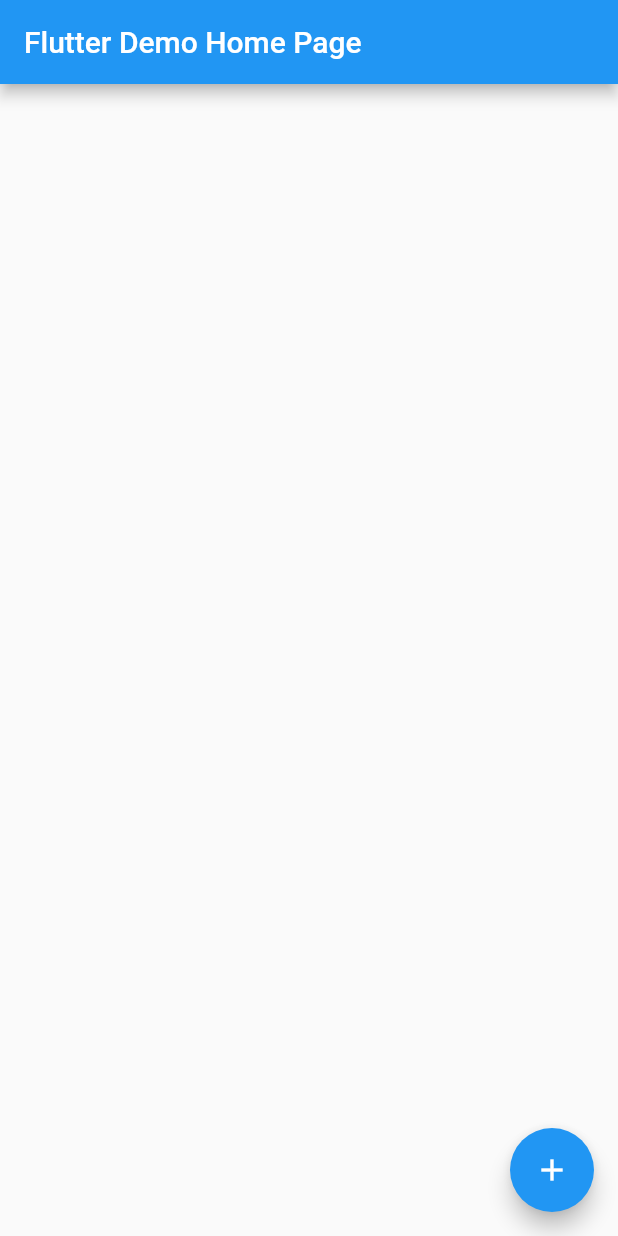
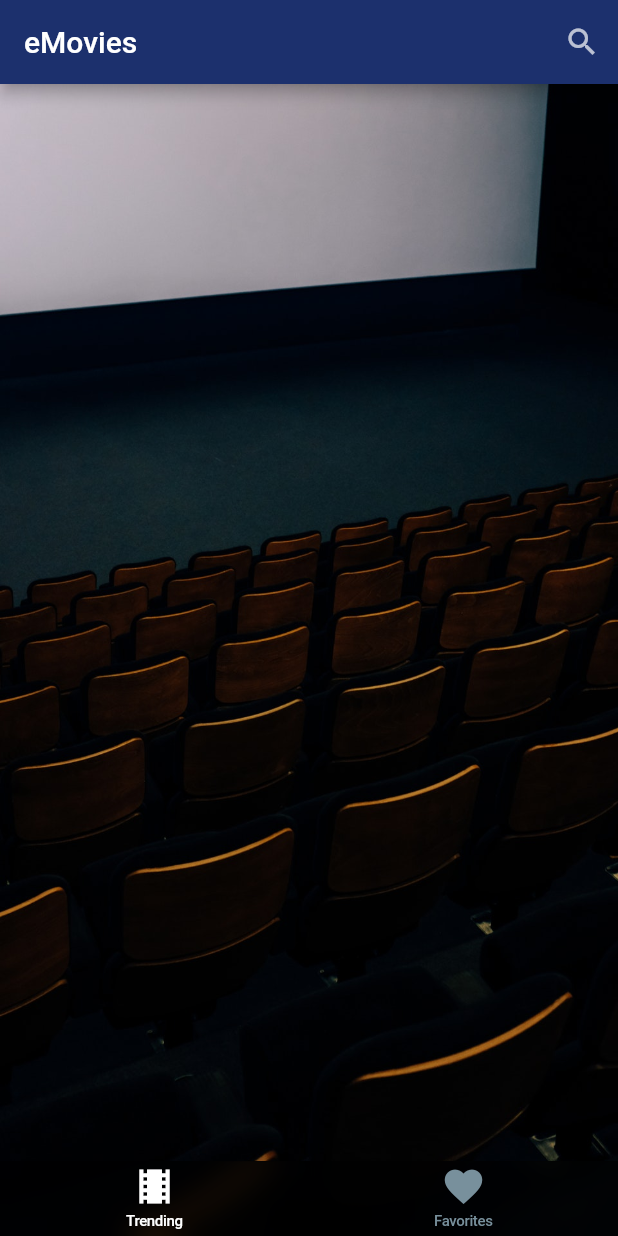
Before and after one commit to melhamin/eMovies, a Flutter app: the screen it shows after launch, on a phone screen of 412 x 824 dp. Run offline on Flutter 3.47's test engine with Material 2 defaults, Android fonts, the phone set to English and light mode, and no system bars.

Commit message:
worked on UI(added bottom tab bar, app bar...)

```diff
--- a/lib/main.dart
+++ b/lib/main.dart
@@ -1,4 +1,6 @@
 import 'package:flutter/material.dart';
+
+import 'package:e_movies/pages/main_page.dart';
 
 void main() {
   runApp(MyApp());
@@ -9,42 +11,14 @@ class MyApp extends StatelessWidget {
   @override
   Widget build(BuildContext context) {
     return MaterialApp(
-      title: 'Flutter Demo',
+      title: 'eMovies',
       theme: ThemeData(
-        primarySwatch: Colors.blue,
+        primaryColor: Color(0xFF1C306D),
+        accentColor: Color(0xFFFFAD32),
+        scaffoldBackgroundColor: Colors.transparent,
       ),
-      home: MyHomePage(title: 'Flutter Demo Home Page'),
+      home: MainPage(),
+      debugShowCheckedModeBanner: false,
     );
   }
 }
-
-class MyHomePage extends StatefulWidget {
-  MyHomePage({Key key, this.title}) : super(key: key);
-
-  final String title;
-
-  @override
-  _MyHomePageState createState() => _MyHomePageState();
-}
-
-class _MyHomePageState extends State<MyHomePage> {
-
-  @override
-  Widget build(BuildContext context) {
-    return Scaffold(
-      appBar: AppBar(
-        title: Text(widget.title),
-      ),
-      body: Center(
-        child: Column(
-
-        ),
-      ),
-      floatingActionButton: FloatingActionButton(
-        onPressed: (){},
-        tooltip: 'Increment',
-        child: Icon(Icons.add),
-      ),
-    );
-  }
-}
--- /dev/null
+++ b/lib/pages/all_movies_page.dart
@@ -0,0 +1,9 @@
+import 'package:flutter/material.dart';
+class AllMoviesPage extends StatelessWidget {
+  @override
+  Widget build(BuildContext context) {
+    return Container(
+
+    );
+  }
+}
--- /dev/null
+++ b/lib/pages/favorites_page.dart
@@ -0,0 +1,9 @@
+import 'package:flutter/material.dart';
+class FavoritesPage extends StatelessWidget {
+  @override
+  Widget build(BuildContext context) {
+    return Container(
+
+    );
+  }
+}
--- /dev/null
+++ b/lib/pages/main_page.dart
@@ -0,0 +1,108 @@
+import 'package:flutter/material.dart';
+
+import 'package:e_movies/widgets/bottom_tab_bar.dart';
+import 'package:e_movies/pages/all_movies_page.dart';
+import 'package:e_movies/pages/favorites_page.dart';
+import 'package:e_movies/widgets/e_app_bar.dart';
+
+class MainPage extends StatefulWidget {
+  @override
+  _MainPageState createState() => _MainPageState();
+}
+
+class _MainPageState extends State<MainPage>
+    with SingleTickerProviderStateMixin {
+  TabController _tabController;
+  int _selectedIndex = 0;
+
+  @override
+  initState() {
+    super.initState();
+    _tabController = TabController(vsync: this, length: 2);
+  }
+
+  Widget _buildTabContent() {
+    return Positioned.fill(
+      child: TabBarView(
+        controller: _tabController,
+        physics: NeverScrollableScrollPhysics(),
+        children: <Widget>[
+          AllMoviesPage(),
+          FavoritesPage(),
+        ],
+      ),
+    );
+  }
+
+  void _onTap(int newIndex) {
+    setState(() {
+      _selectedIndex = newIndex;
+      _tabController.index = newIndex;
+    });
+  }
+
+  @override
+  Widget build(BuildContext context) {
+    final _background_image = Image.asset(
+      'assets/images/background_image.jpg',
+      fit: BoxFit.cover,
+    );
+
+    final _content = Scaffold(
+      appBar: PreferredSize(
+        child: EAppBar(),
+        preferredSize: Size.fromHeight(kToolbarHeight),
+      ),
+      body: Stack(
+        children: <Widget>[
+          _buildTabContent(),
+          _BottomTabs(
+            currentIndex: _selectedIndex,
+            onTap: _onTap,
+          ),
+        ],
+      ),
+    );
+
+    return Stack(
+      fit: StackFit.expand,
+      children: <Widget>[
+        _background_image,
+        _content,
+      ],
+    );
+  }
+}
+
+class _BottomTabs extends StatelessWidget {
+  final int currentIndex;
+  final ValueChanged<int> onTap;
+
+  _BottomTabs({
+    this.currentIndex,
+    this.onTap,
+  });
+
+  @override
+  Widget build(BuildContext context) {
+    return Align(
+      alignment: Alignment.bottomCenter,
+      child: BottomTabBar(
+        currentIndex: currentIndex,
+        onTap: onTap,
+        items: [
+          BottomNavigationBarItem(
+            title: Text('Trending', style: TextStyle(fontSize: 12),),
+            icon: Icon(Icons.theaters),
+            backgroundColor: Theme.of(context).primaryColor,
+          ),
+          BottomNavigationBarItem(
+            title: Text('Favorites', style: TextStyle(fontSize: 12),),
+            icon: Icon(Icons.favorite),
+            backgroundColor: Theme.of(context).primaryColor,
+          ),
+        ],
+      ),
+    );
+  }
+}
--- /dev/null
+++ b/lib/widgets/bottom_tab_bar.dart
@@ -0,0 +1,27 @@
+import 'package:flutter/material.dart';
+import 'package:flutter/cupertino.dart';
+
+class BottomTabBar extends StatelessWidget {
+  final int currentIndex;
+  final ValueChanged<int> onTap;
+  final List<BottomNavigationBarItem> items;
+
+  BottomTabBar({
+    @required this.currentIndex,
+    @required this.items,
+    @required this.onTap,
+  });
+
+  @override
+  Widget build(BuildContext context) {
+    return CupertinoTabBar(
+      backgroundColor: Colors.black54,
+      inactiveColor: Color(0xff78909c),
+      activeColor: Colors.white,
+      iconSize: 30,
+      currentIndex: currentIndex,
+      onTap: onTap,
+      items: items,
+    );
+  }
+}
--- /dev/null
+++ b/lib/widgets/e_app_bar.dart
@@ -0,0 +1,90 @@
+import 'package:flutter/material.dart';
+
+class EAppBar extends StatefulWidget {
+  @override
+  _EAppBarState createState() => _EAppBarState();
+}
+
+class _EAppBarState extends State<EAppBar> {
+  TextEditingController _searchFieldController;
+  bool _isSearching;
+
+  @override
+  void initState() {
+    // TODO: implement initState
+    super.initState();
+    _searchFieldController = TextEditingController();
+    _isSearching = false;
+  }
+
+  @override
+  void dispose() {
+    // TODO: implement dispose
+    super.dispose();
+    _searchFieldController.dispose();
+  }
+
+  List<Widget> _buildActions() {
+    if (_isSearching)
+      return [
+        IconButton(
+          color: Colors.white70,
+          icon: Icon(Icons.clear),
+          onPressed: () {
+            if (_searchFieldController == null ||
+                _searchFieldController.text.isEmpty) {
+              setState(() {
+                _isSearching = false;
+              });
+              return;
+            }
+            _searchFieldController.clear();
+          },
+        ),
+      ];
+    return [
+      IconButton(
+        color: Colors.white70,
+        icon: Icon(Icons.search),
+        onPressed: () {
+          setState(() {
+            _isSearching = true;
+          });
+        },
+      ),
+    ];
+  }
+
+  Widget _buildSearchField() {
+    return TextField(
+      controller: _searchFieldController,
+      autofocus: true,
+      decoration: const InputDecoration(
+        hintText: 'Search movies...',
+        border: InputBorder.none,
+        hintStyle: const TextStyle(color: Colors.white30),
+      ),
+      style: const TextStyle(color: Colors.white, fontSize: 16),
+    );
+  }
+
+  @override
+  Widget build(BuildContext context) {
+    return AppBar(
+      automaticallyImplyLeading: false,
+      centerTitle: false,
+      title: _isSearching ? _buildSearchField() : EMoviesIcon(),
+      leading: _isSearching ? BackButton() : null,
+      actions: _buildActions(),
+    );
+  }
+}
+
+class EMoviesIcon extends StatelessWidget {
+  @override
+  Widget build(BuildContext context) {
+    return GestureDetector(
+      child: Text('eMovies'),
+    );
+  }
+}
```
Also changed, not shown: pubspec.yaml (+4 -3 lines), assets/images/background_image.jpg (added), lib/providers/movies.dart (added), pubspec.lock.
